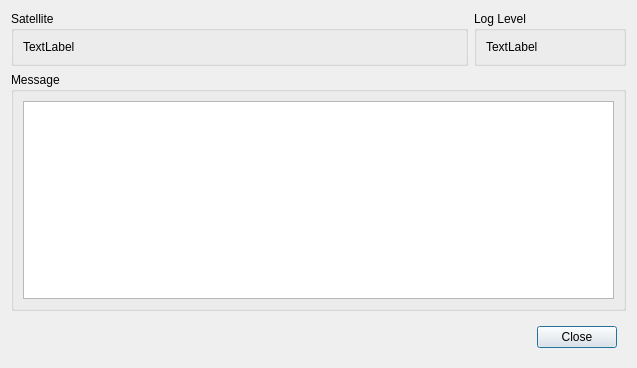
Above: cxx/constellation/gui/QLogMessageDialog.ui from constellation-daq/Constellation before the change. Below: the same form after it.
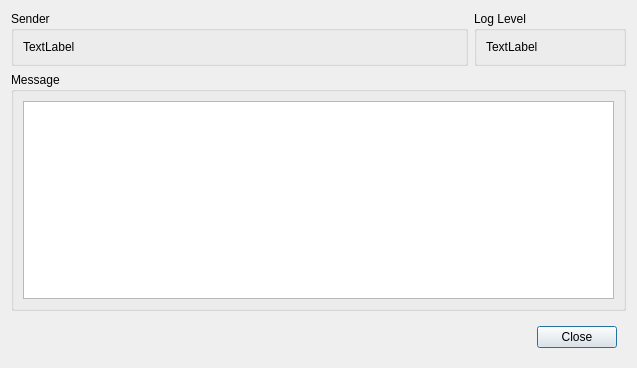
That is the form after the change.

Commit message: cxx/gui: use sender instead of satellite for log msg dialog

```diff
--- a/cxx/constellation/gui/QLogMessageDialog.ui
+++ b/cxx/constellation/gui/QLogMessageDialog.ui
@@ -48,7 +48,7 @@
       </sizepolicy>
      </property>
      <property name="title">
-      <string>Satellite</string>
+      <string>Sender</string>
      </property>
      <layout class="QHBoxLayout" name="horizontalLayout_2">
       <item>
```
Left out of the diff: 2 changed lines with no effect on the pictures. The commit also changes 1 other file.
